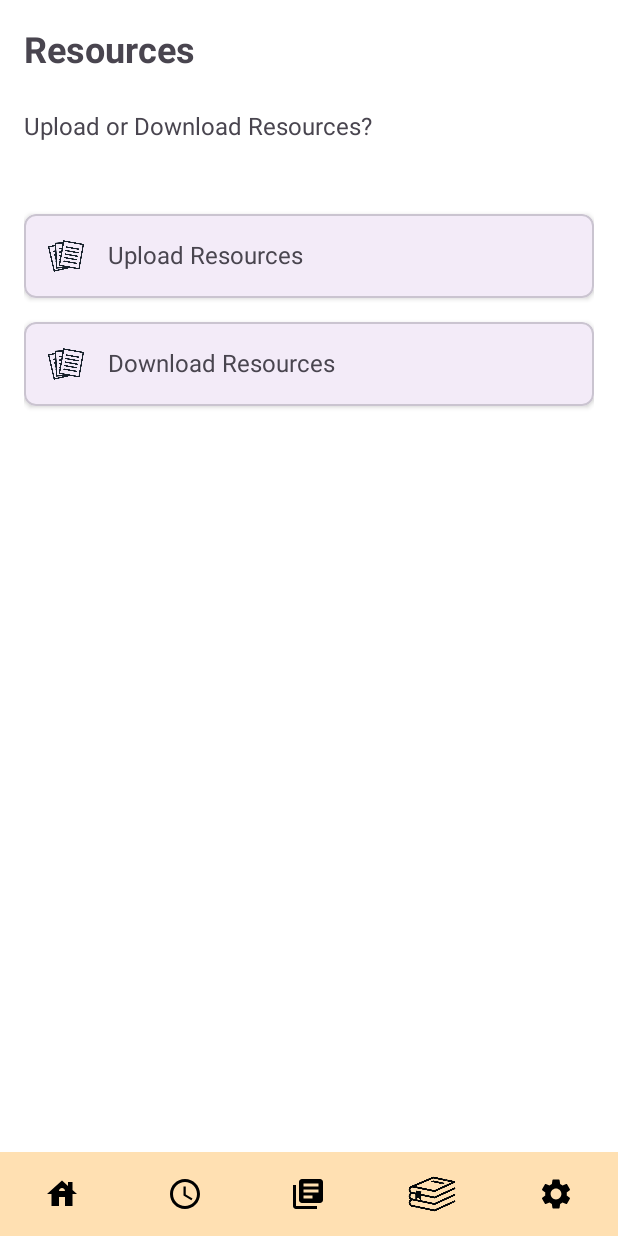
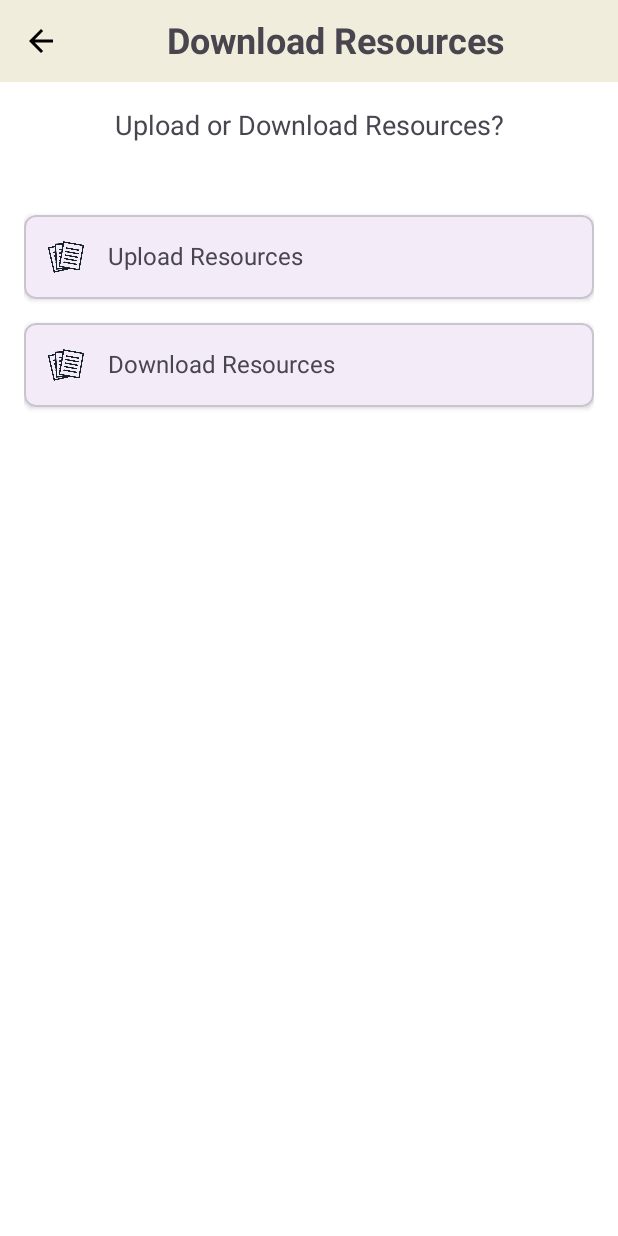
Before and after one commit to Payal429/MeetMe_StudentApp_Group1_, an Android app: the MenuResourcesActivity screen opened directly, with no data from a screen before it, on a phone screen of 412 x 824 dp. Run offline under Robolectric (Android 15) with nearby library versions, the phone set to English and light mode, and no system bars.

Commit message:
updatng new features

```diff
--- a/app/src/main/java/com/group1/meetme/MenuResourcesActivity.kt
+++ b/app/src/main/java/com/group1/meetme/MenuResourcesActivity.kt
@@ -10,6 +10,8 @@ class MenuResourcesActivity : AppCompatActivity() {
     override fun onCreate(savedInstanceState: Bundle?) {
         super.onCreate(savedInstanceState)
         setContentView(R.layout.activity_menu_resources)
+
+
 
         // Reference to the Upload Resources card
         val uploadLayout = findViewById<LinearLayout>(R.id.uploadResourcesLayout)
@@ -28,44 +30,52 @@ class MenuResourcesActivity : AppCompatActivity() {
             val intent = Intent(this, DownloadResourcesActivity::class.java)
             startActivity(intent)
         }
-        val homebutton: ImageButton = findViewById(R.id.homebutton)
-        val schedulebutton: ImageButton = findViewById(R.id.schedulebutton)
-        val bookingsbutton: ImageButton = findViewById(R.id.bookingsbutton)
-        val settingsbutton: ImageButton = findViewById(R.id.settingsbutton)
-        val resourcebutton: ImageButton = findViewById(R.id.resourcesbutton)
+//        val homebutton: ImageButton = findViewById(R.id.homebutton)
+//        val schedulebutton: ImageButton = findViewById(R.id.schedulebutton)
+//        val bookingsbutton: ImageButton = findViewById(R.id.bookingsbutton)
+//        val settingsbutton: ImageButton = findViewById(R.id.settingsbutton)
+//        val resourcebutton: ImageButton = findViewById(R.id.resourcesbutton)
 
-        homebutton.setOnClickListener {
-            val sharedPref = getSharedPreferences("UserSession", MODE_PRIVATE)
-            val role = sharedPref.getString("role", "student") // default to student
+        // Return back to the dashboard
+        val backArrow: ImageButton = findViewById(R.id.backArrow)
 
-            val intent = if (role == "lecturer") {
-                Intent(this, LecturerDashboardActivity::class.java)
-            } else {
-                Intent(this, StudentDashboardActivity::class.java)
-            }
-
+        backArrow.setOnClickListener(){
+            val intent = Intent(this, StudentDashboardActivity::class.java)
             startActivity(intent)
         }
 
-        schedulebutton.setOnClickListener(){
-            val intent = Intent(this, BookAppointmentActivity::class.java)
-            startActivity(intent)
-        }
-
-        bookingsbutton.setOnClickListener(){
-            val intent = Intent(this, AppointmentsActivity::class.java)
-            startActivity(intent)
-        }
-
-        resourcebutton.setOnClickListener(){
-            val intent = Intent(this, MenuResourcesActivity::class.java)
-            startActivity(intent)
-        }
-
-
-        settingsbutton.setOnClickListener(){
-
-        }
+//        homebutton.setOnClickListener {
+//            val sharedPref = getSharedPreferences("UserSession", MODE_PRIVATE)
+//            val role = sharedPref.getString("role", "student") // default to student
+//
+//            val intent = if (role == "lecturer") {
+//                Intent(this, LecturerDashboardActivity::class.java)
+//            } else {
+//                Intent(this, StudentDashboardActivity::class.java)
+//            }
+//
+//            startActivity(intent)
+//        }
+//
+//        schedulebutton.setOnClickListener(){
+//            val intent = Intent(this, BookAppointmentActivity::class.java)
+//            startActivity(intent)
+//        }
+//
+//        bookingsbutton.setOnClickListener(){
+//            val intent = Intent(this, AppointmentsActivity::class.java)
+//            startActivity(intent)
+//        }
+//
+//        resourcebutton.setOnClickListener(){
+//            val intent = Intent(this, MenuResourcesActivity::class.java)
+//            startActivity(intent)
+//        }
+//
+//
+//        settingsbutton.setOnClickListener(){
+//
+//        }
 
     }
 }
--- a/app/src/main/res/layout/activity_download_resources.xml
+++ b/app/src/main/res/layout/activity_download_resources.xml
@@ -35,7 +35,7 @@
                 android:layout_height="wrap_content"
                 android:layout_weight="1"
                 android:gravity="center"
-                android:text="Schedule Appointments"
+                android:text="Download Resources"
                 android:textSize="24sp"
                 android:textStyle="bold" />
         </LinearLayout>
--- a/app/src/main/res/layout/activity_menu_resources.xml
+++ b/app/src/main/res/layout/activity_menu_resources.xml
@@ -10,8 +10,40 @@
     <!-- Scrollable content -->
     <ScrollView
         android:layout_width="match_parent"
-        android:layout_height="match_parent"
-        android:paddingBottom="72dp">
+        android:layout_height="match_parent">
+
+        <LinearLayout
+            android:layout_width="match_parent"
+            android:layout_height="wrap_content"
+            android:orientation="vertical">
+
+            <!-- Header -->
+            <LinearLayout
+                android:layout_width="match_parent"
+                android:layout_height="wrap_content"
+                android:background="@color/ivory"
+                android:orientation="horizontal"
+                android:padding="10dp">
+
+                <ImageButton
+                    android:id="@+id/backArrow"
+                    android:layout_width="wrap_content"
+                    android:layout_height="wrap_content"
+                    android:background="?attr/selectableItemBackgroundBorderless"
+                    android:contentDescription="Home"
+                    android:padding="5dp"
+                    android:src="@drawable/back_arrow" />
+
+                <TextView
+                    android:id="@+id/headerTitle"
+                    android:layout_width="0dp"
+                    android:layout_height="wrap_content"
+                    android:layout_weight="1"
+                    android:gravity="center"
+                    android:text="Download Resources"
+                    android:textSize="24sp"
+                    android:textStyle="bold" />
+            </LinearLayout>
 
             <LinearLayout
                 android:layout_width="match_parent"
@@ -19,66 +51,60 @@
                 android:orientation="vertical"
                 android:padding="16dp">
 
-            <TextView
-                android:layout_width="wrap_content"
-                android:layout_height="wrap_content"
-                android:text="Resources"
-                android:textSize="24sp"
-                android:textStyle="bold"
-                android:layout_marginBottom="24dp" />
-
                 <!-- Module selection -->
                 <LinearLayout
                     android:layout_width="match_parent"
                     android:layout_height="wrap_content"
-                android:orientation="vertical"
-                android:layout_marginBottom="24dp">
+                    android:layout_marginBottom="24dp"
+                    android:orientation="vertical">
 
                     <TextView
-                    android:layout_width="wrap_content"
+                        android:layout_width="match_parent"
                         android:layout_height="wrap_content"
+                        android:layout_marginBottom="8dp"
+                        android:textAlignment="center"
+                        android:gravity="center"
                         android:text="Upload or Download Resources?"
-                    android:textSize="16sp"
-                    android:layout_marginBottom="8dp" />
+                        android:textSize="18sp" />
                 </LinearLayout>
 
                 <!-- Resources list -->
                 <LinearLayout
                     android:layout_width="match_parent"
                     android:layout_height="wrap_content"
-                android:orientation="vertical"
-                android:layout_marginTop="8dp">
+                    android:layout_marginTop="8dp"
+                    android:orientation="vertical">
 
                     <LinearLayout
                         android:id="@+id/resourcesContainer"
                         android:layout_width="match_parent"
                         android:layout_height="wrap_content"
-                    android:orientation="vertical"
-                    android:layout_marginTop="8dp" />
+                        android:layout_marginTop="8dp"
+                        android:orientation="vertical" />
 
                     <!-- Upload Card -->
                     <com.google.android.material.card.MaterialCardView
                         android:layout_width="match_parent"
                         android:layout_height="wrap_content"
                         android:layout_marginBottom="16dp"
-                    app:cardElevation="2dp"
-                    app:cardCornerRadius="8dp">
+                        app:cardCornerRadius="8dp"
+                        app:cardElevation="2dp">
 
                         <LinearLayout
                             android:id="@+id/uploadResourcesLayout"
                             android:layout_width="match_parent"
                             android:layout_height="wrap_content"
-                        android:orientation="horizontal"
-                        android:padding="16dp"
+                            android:background="?attr/selectableItemBackground"
                             android:clickable="true"
                             android:focusable="true"
-                        android:background="?attr/selectableItemBackground">
+                            android:orientation="horizontal"
+                            android:padding="16dp">
 
                             <ImageView
                                 android:layout_width="24dp"
                                 android:layout_height="24dp"
-                            android:src="@drawable/ic_document"
-                            android:layout_marginEnd="16dp" />
+                                android:layout_marginEnd="16dp"
+                                android:src="@drawable/ic_document" />
 
                             <TextView
                                 android:layout_width="wrap_content"
@@ -98,24 +124,24 @@
                         android:layout_width="match_parent"
                         android:layout_height="wrap_content"
                         android:layout_marginBottom="16dp"
-                    app:cardElevation="2dp"
-                    app:cardCornerRadius="8dp">
+                        app:cardCornerRadius="8dp"
+                        app:cardElevation="2dp">
 
                         <LinearLayout
                             android:id="@+id/downloadResourcesLayout"
                             android:layout_width="match_parent"
                             android:layout_height="wrap_content"
-                        android:orientation="horizontal"
-                        android:padding="16dp"
+                            android:background="?attr/selectableItemBackground"
                             android:clickable="true"
                             android:focusable="true"
-                        android:background="?attr/selectableItemBackground">
+                            android:orientation="horizontal"
+                            android:padding="16dp">
 
                             <ImageView
                                 android:layout_width="24dp"
                                 android:layout_height="24dp"
-                            android:src="@drawable/ic_document"
-                            android:layout_marginEnd="16dp" />
+                                android:layout_marginEnd="16dp"
+                                android:src="@drawable/ic_document" />
 
                             <TextView
                                 android:layout_width="wrap_content"
@@ -132,70 +158,72 @@
 
                 </LinearLayout>
             </LinearLayout>
+        </LinearLayout>
     </ScrollView>
 
-    <!-- Fixed bottom navigation -->
-    <LinearLayout
-        android:layout_width="match_parent"
-        android:layout_height="56dp"
-        android:layout_gravity="bottom"
-        android:orientation="horizontal"
-        android:background="#FFE0B2"
-        android:weightSum="5">
+<!--    &lt;!&ndash; Fixed bottom navigation &ndash;&gt;-->
+<!--    <LinearLayout-->
+<!--        android:layout_width="match_parent"-->
+<!--        android:layout_height="56dp"-->
+<!--        android:layout_gravity="bottom"-->
+<!--        android:background="#FFE0B2"-->
+<!--        android:orientation="horizontal"-->
+<!--        android:weightSum="5">-->
 
-        <ImageButton
-            android:id="@+id/homebutton"
-            android:layout_width="0dp"
-            android:layout_height="match_parent"
-            android:layout_weight="1"
-            android:src="@drawable/home_icon"
-            android:scaleType="centerInside"
-            android:contentDescription="Home"
-            android:padding="8dp"
-            android:background="?attr/selectableItemBackgroundBorderless" />
+<!--        <ImageButton-->
+<!--            android:id="@+id/homebutton"-->
+<!--            android:layout_width="0dp"-->
+<!--            android:layout_height="match_parent"-->
+<!--            android:layout_weight="1"-->
+<!--            android:background="?attr/selectableItemBackgroundBorderless"-->
+<!--            android:contentDescription="Home"-->
+<!--            android:padding="8dp"-->
+<!--            android:scaleType="centerInside"-->
+<!--            android:src="@drawable/home_icon" />-->
 
-        <ImageButton
-            android:id="@+id/schedulebutton"
-            android:layout_width="0dp"
-            android:layout_height="match_parent"
-            android:layout_weight="1"
-            android:src="@drawable/schedule_appointment"
-            android:scaleType="centerInside"
-            android:contentDescription="Schedule"
-            android:padding="8dp"
-            android:background="?attr/selectableItemBackgroundBorderless" />
+<!--        <ImageButton-->
+<!--            android:id="@+id/schedulebutton"-->
+<!--            android:layout_width="0dp"-->
+<!--            android:layout_height="match_parent"-->
+<!--            android:layout_weight="1"-->
+<!--            android:background="?attr/selectableItemBackgroundBorderless"-->
+<!--            android:contentDescription="Schedule"-->
+<!--            android:padding="8dp"-->
+<!--            android:scaleType="centerInside"-->
+<!--            android:src="@drawable/schedule_appointment" />-->
 
-        <ImageButton
-            android:id="@+id/bookingsbutton"
-            android:layout_width="0dp"
-            android:layout_height="match_parent"
-            android:layout_weight="1"
-            android:src="@drawable/books"
-            android:scaleType="centerInside"
-            android:contentDescription="Bookings"
-            android:padding="8dp"
-            android:background="?attr/selectableItemBackgroundBorderless" />
+<!--        <ImageButton-->
+<!--            android:id="@+id/bookingsbutton"-->
+<!--            android:layout_width="0dp"-->
+<!--            android:layout_height="match_parent"-->
+<!--            android:layout_weight="1"-->
+<!--            android:background="?attr/selectableItemBackgroundBorderless"-->
+<!--            android:contentDescription="Bookings"-->
+<!--            android:padding="8dp"-->
+<!--            android:scaleType="centerInside"-->
+<!--            android:src="@drawable/books" />-->
 
-        <ImageButton
-            android:id="@+id/resourcesbutton"
-            android:layout_width="0dp"
-            android:layout_height="match_parent"
-            android:layout_weight="1"
-            android:src="@drawable/ic_resources"
-            android:scaleType="centerInside"
-            android:contentDescription="Resources"
-            android:padding="8dp"
-            android:background="?attr/selectableItemBackgroundBorderless" />
+<!--        <ImageButton-->
+<!--            android:id="@+id/resourcesbutton"-->
+<!--            android:layout_width="0dp"-->
+<!--            android:layout_height="match_parent"-->
+<!--            android:layout_weight="1"-->
+<!--            android:background="?attr/selectableItemBackgroundBorderless"-->
+<!--            android:contentDescription="Resources"-->
+<!--            android:padding="8dp"-->
+<!--            android:scaleType="centerInside"-->
+<!--            android:src="@drawable/ic_resources" />-->
 
-        <ImageButton
-            android:id="@+id/settingsbutton"
-            android:layout_width="0dp"
-            android:layout_height="match_parent"
-            android:layout_weight="1"
-            android:src="@drawable/settings_icon"
-            android:scaleType="centerInside"
-            android:contentDescription="Settings"
-            android:padding="8dp"
-            android:background="?attr/selectableItemBackgroundBorderless" />
-    </LinearLayout>
+<!--        <ImageButton-->
+<!--            android:id="@+id/settingsbutton"-->
+<!--            android:layout_width="0dp"-->
+<!--            android:layout_height="match_parent"-->
+<!--            android:layout_weight="1"-->
+<!--            android:background="?attr/selectableItemBackgroundBorderless"-->
+<!--            android:contentDescription="Settings"-->
+<!--            android:padding="8dp"-->
+<!--            android:scaleType="centerInside"-->
+<!--            android:src="@drawable/settings_icon" />-->
+<!--    </LinearLayout>-->
+
 </androidx.coordinatorlayout.widget.CoordinatorLayout>
```
Lines whose indentation alone changed are shown as unchanged.
